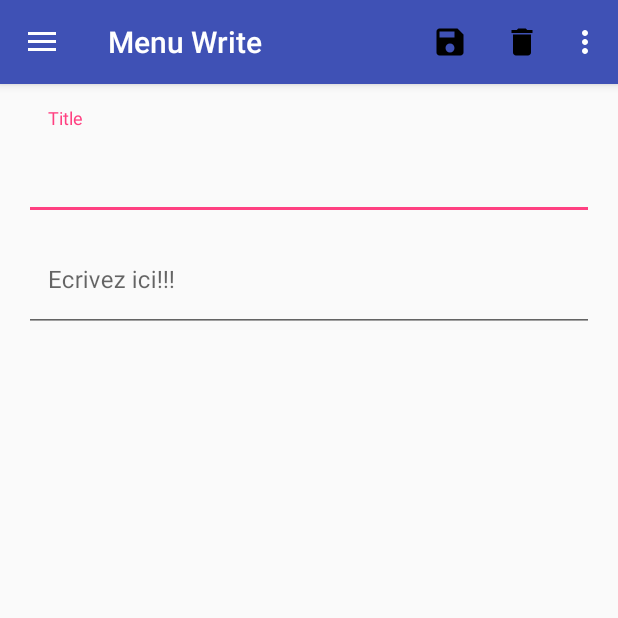
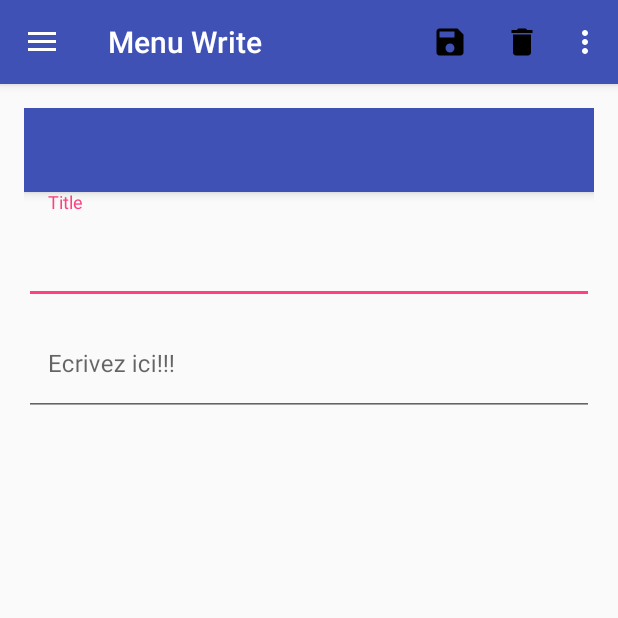
Before and after one commit to monsieurpouet/WriteDown, an Android app: the screen it shows after launch (MainActivity), on a phone screen of 412 x 824 dp, the top half of it. Run offline under Robolectric (Android 15) with nearby library versions, the phone set to English and light mode, and no system bars.

Commit message:
Popup de confirmation de suppression + debut travail sur toolbar d'édition

```diff
--- a/app/src/main/java/com/example/zpfr3739/myapplication/MainActivity.java
+++ b/app/src/main/java/com/example/zpfr3739/myapplication/MainActivity.java
@@ -24,8 +24,11 @@ public class MainActivity extends AppCompatActivity
     protected void onCreate(Bundle savedInstanceState) {
         super.onCreate(savedInstanceState);
         setContentView(R.layout.activity_main);
+
+        //toolbar du haut
         Toolbar toolbar = (Toolbar) findViewById(R.id.toolbar);
         setSupportActionBar(toolbar);
+
 
 
         DrawerLayout drawer = (DrawerLayout) findViewById(R.id.drawer_layout);
--- a/app/src/main/java/com/example/zpfr3739/myapplication/WriteActivity.java
+++ b/app/src/main/java/com/example/zpfr3739/myapplication/WriteActivity.java
@@ -4,6 +4,7 @@ import android.os.Bundle;
 import android.support.annotation.Nullable;
 import android.support.design.widget.TextInputLayout;
 import android.support.v4.app.Fragment;
+import android.support.v7.widget.Toolbar;
 import android.text.TextUtils;
 import android.util.Log;
 import android.view.LayoutInflater;
@@ -20,7 +21,7 @@ import java.util.Locale;
 
 
 /**
- * Created by ZPFR3739 on 10/08/2017.
+ * Activité de création d'une note
  */
 
 public class WriteActivity extends Fragment{
@@ -28,6 +29,8 @@ public class WriteActivity extends Fragment{
     private DBHandler myDbHandler;
     private TextInputLayout title;
     private TextInputLayout content;
+    private Toolbar bottom_toolbar;
+    private Menu bottom_menu;
 
     @Nullable
     @Override
@@ -48,6 +51,9 @@ public class WriteActivity extends Fragment{
         title = (TextInputLayout) getView().findViewById(R.id.input_layout_title);
         content = (TextInputLayout) getView().findViewById(R.id.input_layout_note);
         myDbHandler = new DBHandler(getActivity());
+
+        bottom_toolbar = (Toolbar) getView().findViewById(R.id.bottom_toolbar);
+        bottom_menu = bottom_toolbar.getMenu();
 
 
     }
--- a/app/src/main/res/layout/fragment_write.xml
+++ b/app/src/main/res/layout/fragment_write.xml
@@ -3,11 +3,25 @@
     android:layout_width="match_parent" android:layout_height="match_parent"
     android:orientation="vertical">
 
+    <android.support.design.widget.AppBarLayout
+        android:layout_width="match_parent"
+        android:layout_height="wrap_content"
+        android:theme="@style/AppTheme.AppBarOverlay">
+
+        <android.support.v7.widget.Toolbar
+            android:id="@+id/bottom_toolbar"
+            android:layout_width="match_parent"
+            android:layout_height="?attr/actionBarSize"
+            android:background="?attr/colorPrimary" />
+
+    </android.support.design.widget.AppBarLayout>
 
     <android.support.design.widget.TextInputLayout
         android:id="@+id/input_layout_title"
         android:layout_width="match_parent"
         android:layout_height="wrap_content">
+
+
 
         <EditText
             style="@style/FullWidthEditText"
@@ -38,5 +52,4 @@
 
     </android.support.design.widget.TextInputLayout>
 
-
 </LinearLayout>
```
Also changed, not shown: app/src/main/java/com/example/zpfr3739/myapplication/ListActivity.java (+34 -6 lines), app/src/main/res/drawable/ic_format_bold_black_24dp.xml (added, +9 -0 lines), app/src/main/res/drawable/ic_format_underlined_black_24dp.xml (added, +9 -0 lines), app/src/main/res/menu/edit_menu.xml (added, +16 -0 lines).
